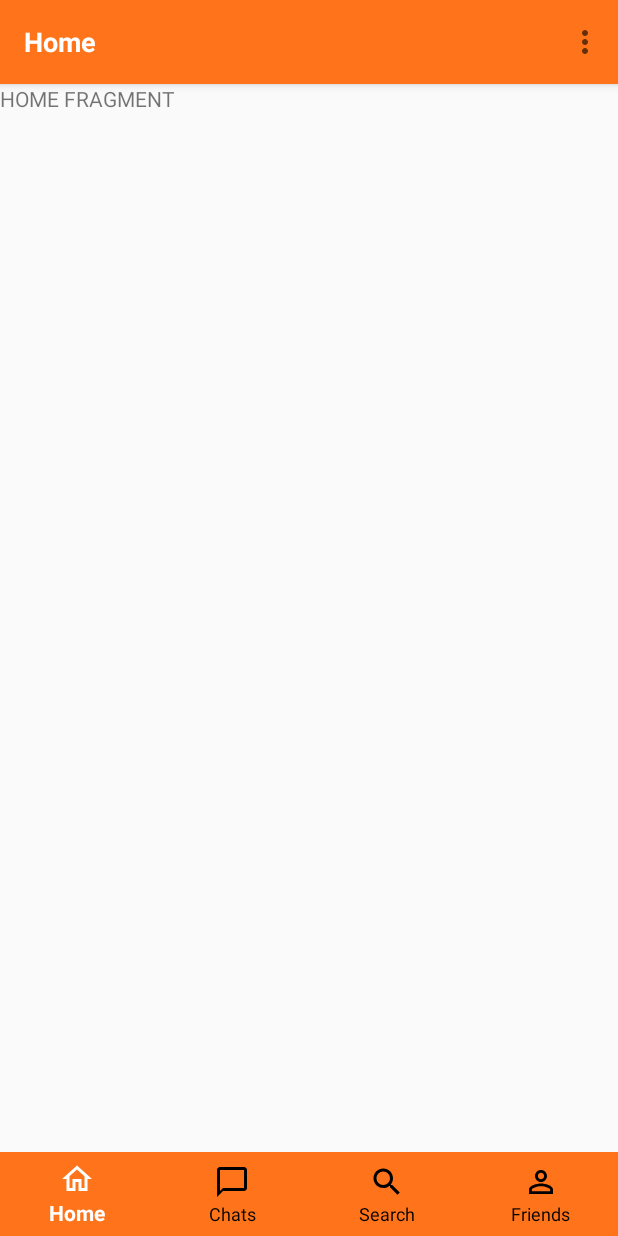
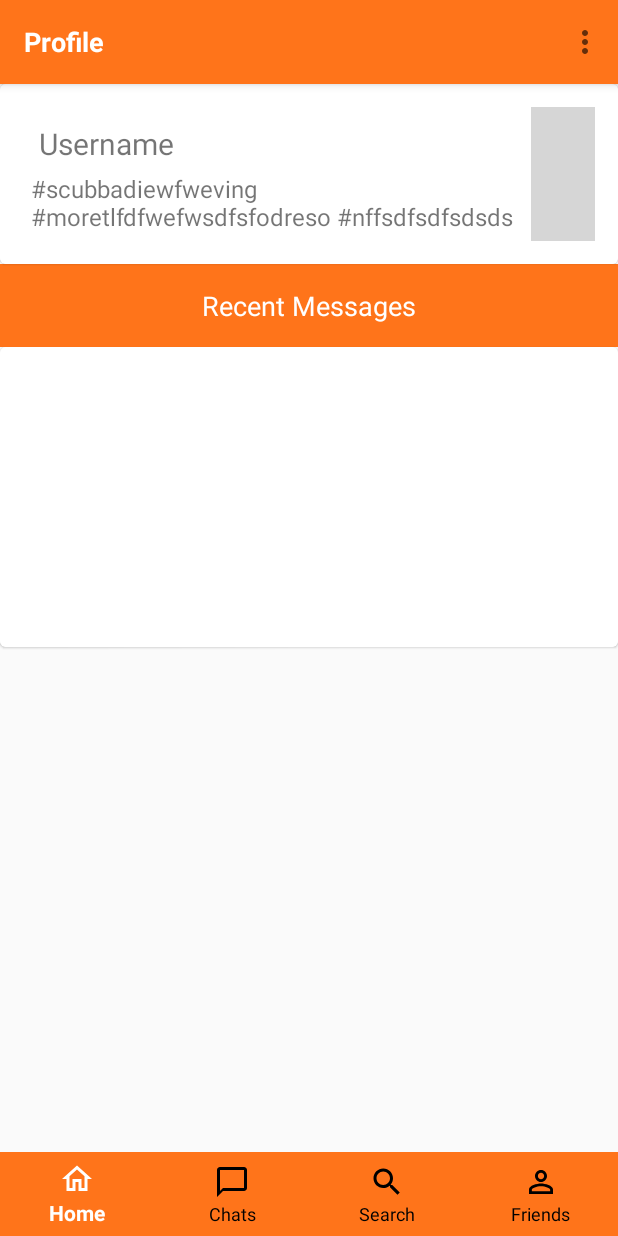
Before and after one commit to KrystofMacek/FirebaseChatApp, an Android app: the screen it shows after launch once a user with an empty profile is signed in (MainActivity), on a phone screen of 412 x 824 dp. Run offline under Robolectric (Android 15) with nearby library versions, the phone set to English and light mode, and no system bars; our stand-ins replace Firebase (no records; nobody signed in at launch, a user with empty details on screens opened directly); grey boxes are pictures that could not be loaded.

Commit message:
UI for Home Fragment, Chat item

```diff
--- a/app/src/main/java/com/krystofmacek/firebasechatapp/activity/MainActivity.java
+++ b/app/src/main/java/com/krystofmacek/firebasechatapp/activity/MainActivity.java
@@ -55,7 +55,7 @@ public class MainActivity extends AppCompatActivity {
     private void setupNavigation(Bundle savedInstanceState) {
 
         heading = findViewById(R.id.toolbar_heading);
-        heading.setText("Home");
+        heading.setText("Profile");
 
         Toolbar toolbar = findViewById(R.id.toolbar_top);
         setSupportActionBar(toolbar);
@@ -75,24 +75,28 @@ public class MainActivity extends AppCompatActivity {
                         item.setChecked(true);
                         ft.addToBackStack("home");
                         ft.commit();
+                        heading.setText("Profile");
                         break;
                     case R.id.nav_item_chats:
                         ft.replace(R.id.fragment_container, new ChatsFragment(), tags.get(1));
                         item.setChecked(true);
                         ft.addToBackStack("chats");
                         ft.commit();
+                        heading.setText("Chats");
                         break;
                     case R.id.nav_item_search:
                         ft.replace(R.id.fragment_container, new SearchFragment(), tags.get(2));
                         item.setChecked(true);
                         ft.addToBackStack("search");
                         ft.commit();
+                        heading.setText("Search");
                         break;
                     case R.id.nav_item_friends:
                         ft.replace(R.id.fragment_container, new FriendsFragment(), tags.get(3));
                         item.setChecked(true);
                         ft.addToBackStack("friends");
                         ft.commit();
+                        heading.setText("Friends");
                         break;
                 }
                 return false;
@@ -141,15 +145,19 @@ public class MainActivity extends AppCompatActivity {
                     switch (tag) {
                         case "home":
                             botNavigation.getMenu().getItem(0).setChecked(true);
+                            heading.setText("Profile");
                             break;
                         case "chats":
                             botNavigation.getMenu().getItem(1).setChecked(true);
+                            heading.setText("Chats");
                             break;
                         case "search":
                             botNavigation.getMenu().getItem(2).setChecked(true);
+                            heading.setText("Search");
                             break;
                         case "friends":
                             botNavigation.getMenu().getItem(3).setChecked(true);
+                            heading.setText("Friends");
                             break;
                     }
                     return;
--- /dev/null
+++ b/app/src/main/res/drawable/ic_arrow.xml
@@ -0,0 +1,6 @@
+<vector android:alpha="0.8"
+    android:height="48dp"
+    android:viewportHeight="24" android:viewportWidth="24"
+    android:width="48dp" xmlns:android="http://schemas.android.com/apk/res/android">
+    <path android:fillColor="#FF000000" android:pathData="M8.59,16.59L13.17,12 8.59,7.41 10,6l6,6 -6,6 -1.41,-1.41z"/>
+</vector>
--- a/app/src/main/res/layout/fragment_home.xml
+++ b/app/src/main/res/layout/fragment_home.xml
@@ -1,16 +1,105 @@
 <?xml version="1.0" encoding="utf-8"?>
 <FrameLayout xmlns:android="http://schemas.android.com/apk/res/android"
+    xmlns:app="http://schemas.android.com/apk/res-auto"
     xmlns:tools="http://schemas.android.com/tools"
     android:layout_width="match_parent"
     android:layout_height="match_parent"
     tools:context=".fragments.HomeFragment"
     android:id="@+id/fragment_home">
 
-    <!-- TODO: Update blank fragment layout -->
-    <TextView
+
+
+    <LinearLayout
         android:layout_width="match_parent"
         android:layout_height="match_parent"
-        android:text="HOME FRAGMENT" />
+        android:orientation="vertical">
+
+        <com.google.android.material.card.MaterialCardView
+            android:layout_width="match_parent"
+            android:layout_height="wrap_content">
+
+            <LinearLayout
+                android:layout_width="match_parent"
+                android:layout_height="wrap_content"
+                android:orientation="vertical">
+
+                <LinearLayout
+                    android:layout_width="match_parent"
+                    android:layout_height="wrap_content"
+                    android:background="@color/colorWhite"
+                    android:orientation="horizontal"
+                    android:padding="15dp">
+
+                    <LinearLayout
+                        android:layout_width="wrap_content"
+                        android:layout_height="wrap_content"
+                        android:layout_weight="1"
+                        android:orientation="vertical"
+                        android:padding="5dp"
+                        android:background="@color/colorWhite">
+
+                        <TextView
+                            android:id="@+id/fHome_username"
+                            android:layout_width="match_parent"
+                            android:layout_height="wrap_content"
+                            android:layout_marginRight="40dp"
+                            android:padding="5dp"
+                            android:text="Username"
+                            android:textSize="20dp"
+                            android:background="@color/colorWhite"/>
+
+
+
+                        <TextView
+                            android:layout_width="match_parent"
+                            android:layout_height="wrap_content"
+                            android:text="#scubbadiewfweving #moretlfdfwefwsdfsfodreso #nffsdfsdfsdsds"
+                            android:textSize="16dp"
+                            />
+                    </LinearLayout>
+
+
+                    <ImageButton
+                        android:id="@+id/fHome_btnEditProfile"
+                        android:layout_width="wrap_content"
+                        android:layout_height="match_parent"
+                        android:background="@color/fui_transparent"
+                        android:padding="5dp"
+                        android:src="@android:drawable/ic_menu_edit" />
+                </LinearLayout>
+
+            </LinearLayout>
+
+
+        </com.google.android.material.card.MaterialCardView>
+
+        <TextView
+            android:layout_width="match_parent"
+            android:layout_height="wrap_content"
+            android:padding="15dp"
+            android:textAlignment="center"
+            android:text="Recent Messages"
+            android:textSize="18dp"
+            android:textColor="@color/colorWhite"
+            android:background="@color/colorPrimary"/>
+
+        <com.google.android.material.card.MaterialCardView
+            android:layout_width="match_parent"
+            android:layout_height="wrap_content">
+
+            <androidx.recyclerview.widget.RecyclerView
+                android:id="@+id/fHome_recycler"
+                android:layout_width="match_parent"
+                android:layout_height="wrap_content"
+                android:background="@color/colorWhite"
+                android:minHeight="200dp" />
+
+        </com.google.android.material.card.MaterialCardView>
+
+
+
+
+    </LinearLayout>
 
 
 </FrameLayout>
```
Also changed, not shown: app/src/main/res/layout/item_chat.xml (added, +47 -0 lines).
